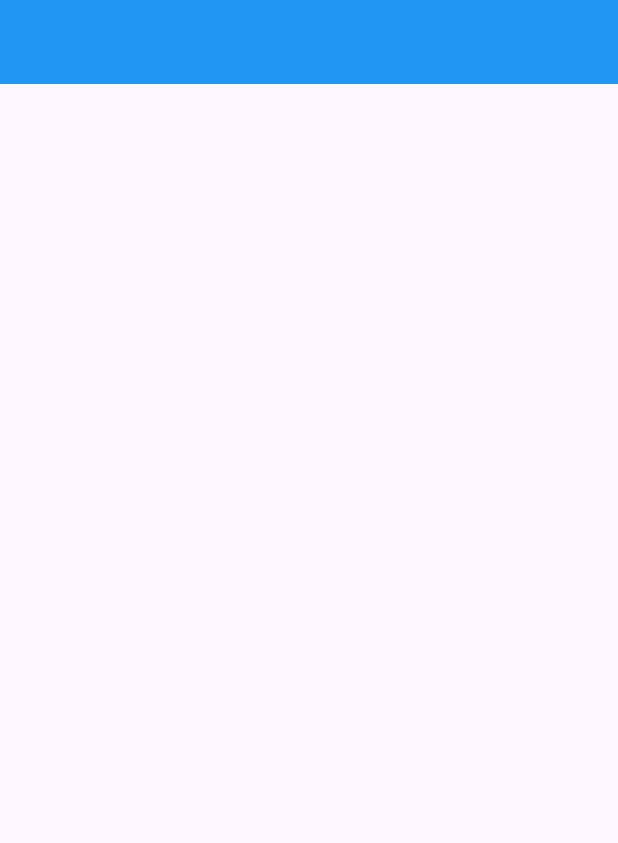
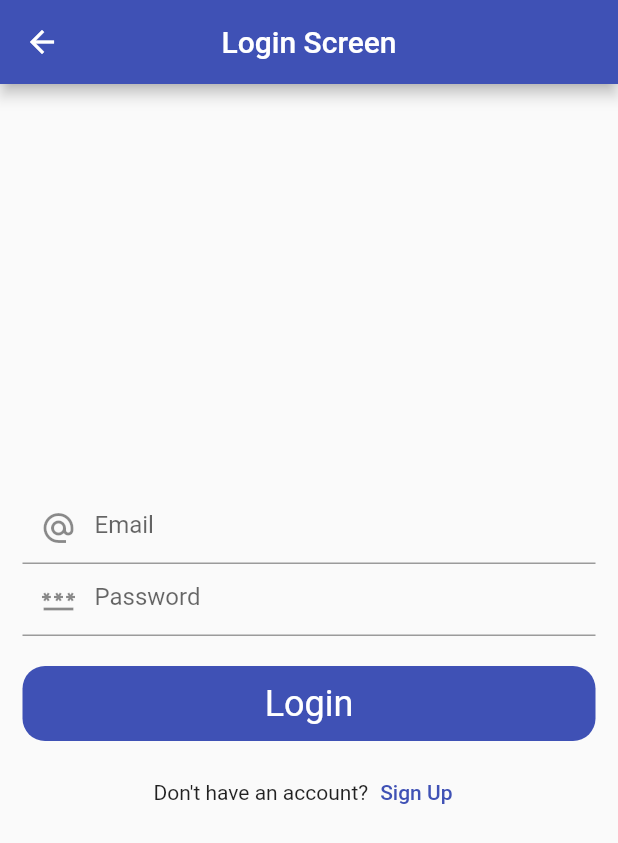
Before and after one commit to Aabis-Ahmed-Hassan/Firebase-Practice, a Flutter app: the screen it shows after launch, on a phone screen of 412 x 824 dp. Shown: the top 843 px of the screen. Run offline on Flutter 3.47's test engine with Material 3 defaults, Android fonts, the phone set to English and light mode, and no system bars; our stand-ins replace firebase_core; accounts and stored records are empty.

Commit message:
Done with Signup and Login UI

```diff
--- /dev/null
+++ b/lib/constants/app_colors.dart
@@ -0,0 +1,5 @@
+import 'package:flutter/material.dart';
+
+class AppColors {
+  static const defaultColor = Colors.indigo;
+}
--- a/lib/main.dart
+++ b/lib/main.dart
@@ -1,4 +1,5 @@
 import 'package:firebase_core/firebase_core.dart';
+import 'package:firebase_practice/ui/splash_screen.dart';
 import 'package:flutter/material.dart';
 
 import 'firebase_options.dart';
@@ -17,18 +18,12 @@ class MyApp extends StatelessWidget {
   @override
   Widget build(BuildContext context) {
     return MaterialApp(
-      home: Scaffold(
-        appBar: AppBar(
-          backgroundColor: Colors.blue,
-        ),
-        body: Center(
-          child: Column(
-            mainAxisAlignment: MainAxisAlignment.center,
-            crossAxisAlignment: CrossAxisAlignment.center,
-            children: [],
-          ),
-        ),
+      theme: ThemeData(
+        primarySwatch: Colors.indigo,
+        useMaterial3: false,
       ),
+      debugShowCheckedModeBanner: false,
+      home: SplashScreen(),
     );
   }
 }
--- /dev/null
+++ b/lib/ui/auth/login_screen.dart
@@ -0,0 +1,106 @@
+import 'package:firebase_practice/ui/auth/signup_screen.dart';
+import 'package:firebase_practice/widgets/my_round_button.dart';
+import 'package:flutter/material.dart';
+
+class LoginScreen extends StatefulWidget {
+  const LoginScreen({super.key});
+
+  @override
+  State<LoginScreen> createState() => _LoginScreenState();
+}
+
+class _LoginScreenState extends State<LoginScreen> {
+  final emailController = TextEditingController();
+  final passwordController = TextEditingController();
+  final _formKey = GlobalKey<FormState>();
+
+  @override
+  void dispose() {
+    super.dispose();
+    emailController.dispose();
+    passwordController.dispose();
+  }
+
+  @override
+  Widget build(BuildContext context) {
+    return Scaffold(
+      appBar: AppBar(
+        title: Text('Login Screen'),
+        centerTitle: true,
+      ),
+      body: Padding(
+        padding: EdgeInsets.symmetric(horizontal: 15, vertical: 15),
+        child: Column(
+          mainAxisAlignment: MainAxisAlignment.center,
+          crossAxisAlignment: CrossAxisAlignment.center,
+          children: [
+            Form(
+              key: _formKey,
+              child: Column(
+                // mainAxisAlignment: MainAxisAlignment.center,
+                // crossAxisAlignment: CrossAxisAlignment.center,
+                children: [
+                  TextFormField(
+                    controller: emailController,
+                    decoration: InputDecoration(
+                      hintText: 'Email',
+                      prefixIcon: Icon(Icons.alternate_email),
+                    ),
+                    validator: (value) {
+                      if (value!.isEmpty) {
+                        return 'Please enter email';
+                      }
+                    },
+                  ),
+                  TextFormField(
+                    controller: passwordController,
+                    obscureText: true,
+                    decoration: InputDecoration(
+                      hintText: 'Password',
+                      prefixIcon: Icon(
+                        Icons.password,
+                      ),
+                    ),
+                    validator: (value) {
+                      if (value!.isEmpty) {
+                        return 'Please enter password';
+                      }
+                    },
+                  ),
+                  SizedBox(
+                    height: 20,
+                  ),
+                  MyRoundButton(
+                      title: 'Login',
+                      onTap: () {
+                        if (_formKey.currentState!.validate()) {}
+                      })
+                ],
+              ),
+            ),
+            SizedBox(
+              height: 10,
+            ),
+            Row(
+              mainAxisAlignment: MainAxisAlignment.center,
+              children: [
+                Text("Don't have an account?"),
+                TextButton(
+                  onPressed: () {
+                    Navigator.push(
+                      context,
+                      MaterialPageRoute(
+                        builder: (context) => SignUpScreen(),
+                      ),
+                    );
+                  },
+                  child: Text('Sign Up'),
+                )
+              ],
+            )
+          ],
+        ),
+      ),
+    );
+  }
+}
--- /dev/null
+++ b/lib/widgets/my_round_button.dart
@@ -0,0 +1,32 @@
+import 'package:firebase_practice/constants/app_colors.dart';
+import 'package:flutter/material.dart';
+
+class MyRoundButton extends StatelessWidget {
+  final String title;
+  final VoidCallback onTap;
+  const MyRoundButton({super.key, required this.title, required this.onTap});
+
+  @override
+  Widget build(BuildContext context) {
+    return InkWell(
+      onTap: onTap,
+      child: Container(
+        height: 50,
+        width: double.infinity,
+        decoration: BoxDecoration(
+          color: AppColors.defaultColor,
+          borderRadius: BorderRadius.circular(15),
+        ),
+        child: Center(
+          child: Text(
+            title,
+            style: TextStyle(
+              fontSize: 24,
+              color: Colors.white,
+            ),
+          ),
+        ),
+      ),
+    );
+  }
+}
```
Also changed, not shown: lib/firebase_services/splash_services.dart (added, +17 -0 lines), lib/ui/auth/signup_screen.dart (added, +107 -0 lines), lib/ui/splash_screen.dart (added, +33 -0 lines), pubspec.yaml (+4 -4 lines), pubspec.lock.
